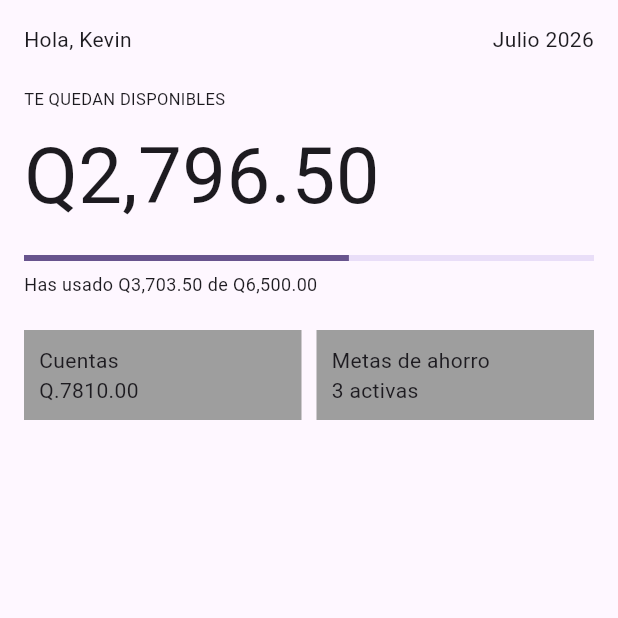
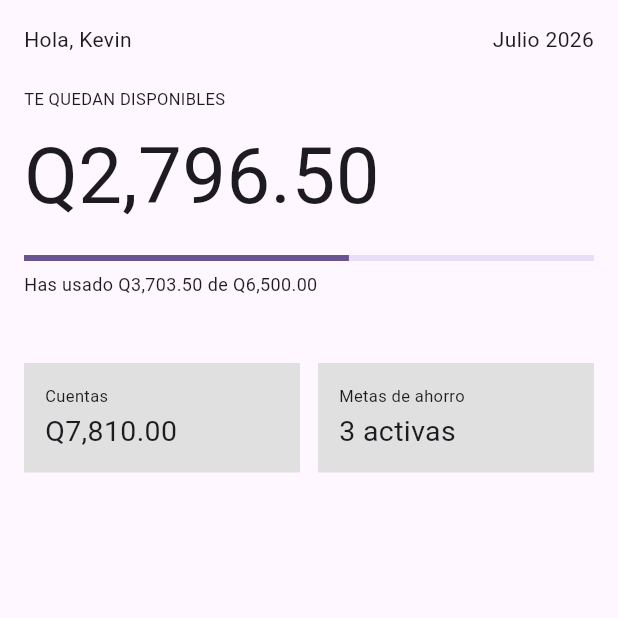
Before and after one commit to saulecch/inkash, a Flutter app: the screen it shows after launch, on a phone screen of 412 x 824 dp, the top half of it. Run offline on Flutter 3.47's test engine with Material 3 defaults, Android fonts, the phone set to English and light mode, and no system bars.

Commit message:
S05 top bar con estilo

```diff
--- a/lib/main.dart
+++ b/lib/main.dart
@@ -39,31 +39,38 @@ class MyApp extends StatelessWidget {
                 ],
               ),
               const SizedBox(height: 22),
+              const SizedBox(height: 22),
               Row(
-                mainAxisAlignment: MainAxisAlignment.start,
                 children: [
                   Expanded(
                     child: Container(
-                      padding: EdgeInsets.all(10),
-                      height: 60,
-                      color: Colors.grey,
+                      color: Colors.grey.shade300,
+                      padding: const EdgeInsets.all(14),
                       child: Column(
-                        mainAxisAlignment: MainAxisAlignment.center,
                         crossAxisAlignment: CrossAxisAlignment.start,
-                        children: [Text('Cuentas'), Text('Q.7810.00')],
+                        children: const [
+                          Text('Cuentas', style: TextStyle(fontSize: 11)),
+                          SizedBox(height: 2),
+                          Text('Q7,810.00', style: TextStyle(fontSize: 19)),
+                        ],
                       ),
                     ),
                   ),
-                  SizedBox(width: 10),
+                  const SizedBox(width: 12),
                   Expanded(
                     child: Container(
-                      padding: EdgeInsets.all(10),
-                      height: 60,
-                      color: Colors.grey,
+                      color: Colors.grey.shade300,
+                      padding: const EdgeInsets.all(14),
                       child: Column(
-                        mainAxisAlignment: MainAxisAlignment.center,
                         crossAxisAlignment: CrossAxisAlignment.start,
-                        children: [Text('Metas de ahorro'), Text('3 activas')],
+                        children: const [
+                          Text(
+                            'Metas de ahorro',
+                            style: TextStyle(fontSize: 11),
+                          ),
+                          SizedBox(height: 2),
+                          Text('3 activas', style: TextStyle(fontSize: 19)),
+                        ],
                       ),
                     ),
                   ),
```
